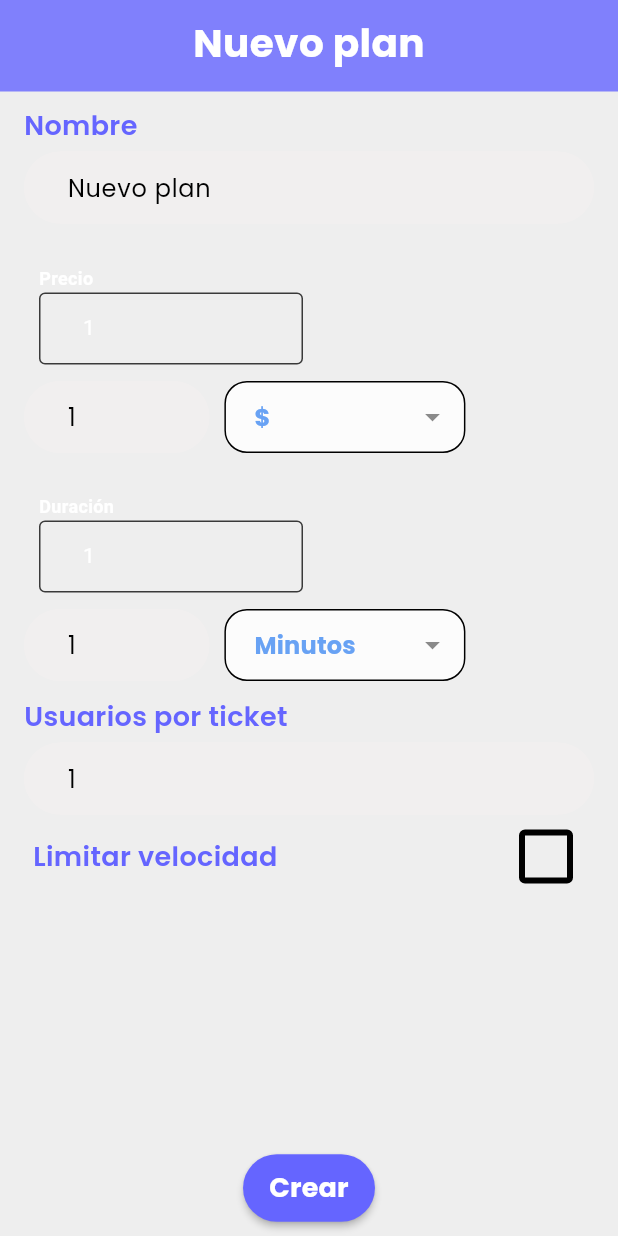
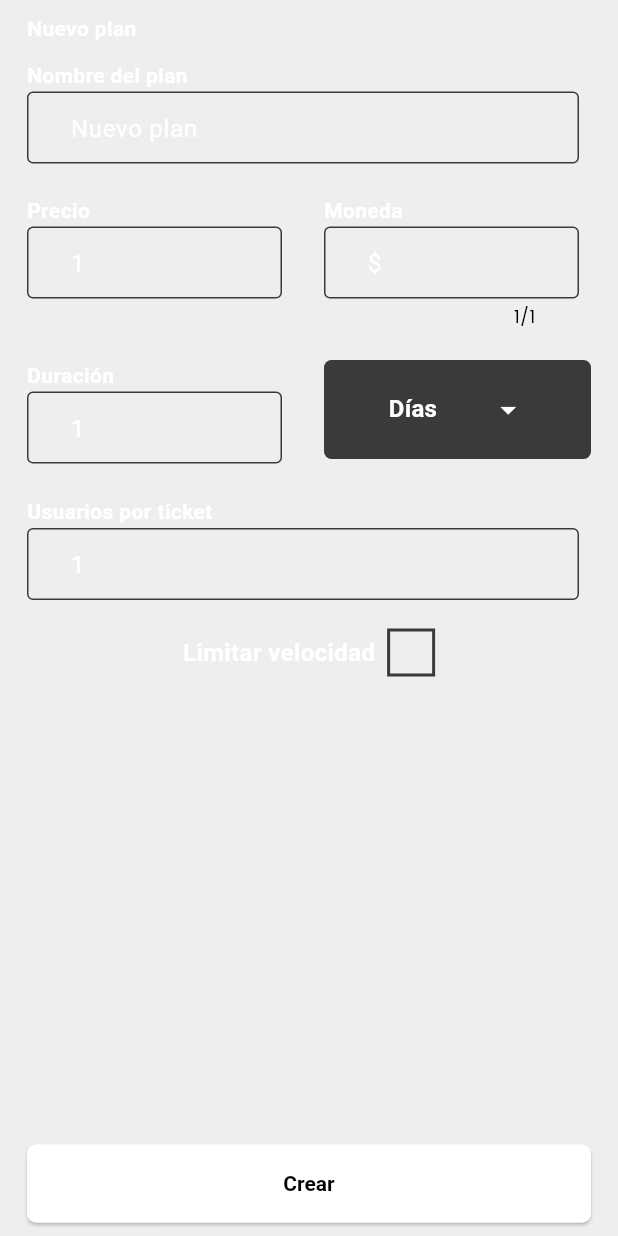
Before and after one commit to LuisDiazDev/tickets, a Flutter app: the FormNewProfileWidget widget shown alone on an empty page, opened directly with empty values, on a phone screen of 412 x 824 dp. Run offline on Flutter 3.47's test engine with Material 3 defaults, Android fonts, the phone set to English and light mode, and no system bars; our stand-ins replace badges, bloc, connectivity_plus, device_info, dropdown_button2, equatable and 13 more; missing offline and left inert: aligned_dialog, flutter_esc_pos_utils, ftpconnect, network_info_plus, qr_mobile_vision; accounts and stored records are empty; network calls fail; Roboto replaces fonts that are missing (DDIN-Bold, DDin-Bold).

Commit message:
fixes 11 ene

```diff
--- a/lib/Data/Services/printer_service.dart
+++ b/lib/Data/Services/printer_service.dart
@@ -129,6 +129,7 @@ class PrinterService {
     if (configModel?.bluetoothDevice != null) {
       await configModel?.bluetoothDevice!.connect(
           timeout: const Duration(seconds: 10), mtu: null, autoConnect: true);
+      configModel!.bluetoothDevice = configModel.bluetoothDevice;
     }
   }
 
--- a/lib/Modules/Home/bloc/HomeBloc.dart
+++ b/lib/Modules/Home/bloc/HomeBloc.dart
@@ -47,6 +47,9 @@ class HomeBloc extends Bloc<HomeEvent, HomeState> {
         }
         if (state.currentUser != "" ||
             (sessionCubit.state.cfg?.bluetoothDevice?.isConnected ?? false)) {
+          sessionCubit.changeState(sessionCubit.state.copyWith(
+              configModel: sessionCubit.state.cfg!
+                  .copyWith(bluetoothDevice: sessionCubit.state.cfg?.bluetoothDevice)));
           final user = state.currentUser != "" ? state.currentUser : event.name;
           late Response r;
           try {
--- a/lib/Modules/Profiles/widget/form_new_profile.dart
+++ b/lib/Modules/Profiles/widget/form_new_profile.dart
@@ -2,11 +2,11 @@ import 'package:StarTickera/models/profile_metadata_model.dart';
 import 'package:flutter/material.dart';
 import 'package:gap/gap.dart';
 
-import '../../../Core/Values/Colors.dart';
-import '../../../Widgets/check_box.dart';
-import '../../../Widgets/custom_dropdown.dart';
-import '../../../Widgets/custom_text_field.dart';
-import '../../../models/config_model.dart';
+import '../../../Widgets/starlink/button.dart';
+import '../../../Widgets/starlink/checkbox.dart';
+import '../../../Widgets/starlink/dropdown.dart';
+import '../../../Widgets/starlink/section_title.dart';
+import '../../../Widgets/starlink/text_field.dart';
 import '../../../models/profile_model.dart';
 import '../bloc/ProfileBloc.dart';
 import '../bloc/ProfileEvents.dart';
@@ -15,7 +15,9 @@ class FormNewProfileWidget extends StatefulWidget {
   final ProfileModel? current;
   final ProfileBloc bloc;
   final bool newProfile;
-  const FormNewProfileWidget({super.key, this.current, required this.bloc,this.newProfile=false});
+
+  const FormNewProfileWidget(
+      {super.key, this.current, required this.bloc, this.newProfile = false});
 
   @override
   State<FormNewProfileWidget> createState() => _FormNewProfileWidgetState();
@@ -26,12 +28,10 @@ class _FormNewProfileWidgetState extends State<FormNewProfileWidget> {
   String numberOfSharedUserPerTicket = "1",
       initialDurationUnit = "d",
       initialCurrency = "S",
-      initialDurationD = "m",
       durationT = "1",
       price = "1",
       currency = "\$",
       limitUpload = "1",
-      limitDownloadMb="0",
       limitDownload = "1";
 
   bool limitSpeed = false;
@@ -42,27 +42,27 @@ class _FormNewProfileWidgetState extends State<FormNewProfileWidget> {
     super.initState();
     profile = widget.current ?? ProfileModel(name: "Nuevo plan");
     if (widget.current != null) {
-      String currentPrice = profile.metadata?.price.toString() ?? "";
-      initialCurrency = currentPrice.split(RegExp(r"[0-9]")).last;
-      if (initialCurrency == "") {
-        initialCurrency = "S";
-      }
-
-      initialDurationUnit = profile.metadata!.usageTime.toString();
-      var num = initialDurationUnit.replaceAll(RegExp(r"\D"), "");
-      initialDurationD = initialDurationUnit.replaceAll(num, "");
-      price = currentPrice.replaceAll(initialCurrency, "");
-      durationT = num.toString();
-      limitSpeed =
-          widget.current?.rateLimit != null && widget.current!.rateLimit != "";
-      if (limitSpeed) {
-        var str = widget.current!.rateLimit!
-            .toLowerCase()
-            .replaceAll("m", "")
-            .split("/");
-        limitDownload = str.first;
-        limitUpload = str.last;
-      }
+      // String currentPrice = profile.metadata?.price.toString() ?? "";
+      // initialCurrency = currentPrice.split(RegExp(r"[0-9]")).last;
+      // if (initialCurrency == "") {
+      //   initialCurrency = "S";
+      // }
+      //
+      // initialDurationUnit = profile.metadata!.usageTime.toString();
+      // var num = initialDurationUnit.replaceAll(RegExp(r"\D"), "");
+      // initialDurationUnit = initialDurationUnit.replaceAll(num, "");
+      // price = currentPrice.replaceAll(initialCurrency, "");
+      // durationT = num.toString();
+      // limitSpeed =
+      //     widget.current?.rateLimit != null && widget.current!.rateLimit != "";
+      // if (limitSpeed) {
+      //   var str = widget.current!.rateLimit!
+      //       .toLowerCase()
+      //       .replaceAll("m", "")
+      //       .split("/");
+      //   limitDownload = str.first;
+      //   limitUpload = str.last;
+      // }
     }
   }
 
@@ -70,106 +70,128 @@ class _FormNewProfileWidgetState extends State<FormNewProfileWidget> {
   Widget build(BuildContext context) {
     return Form(
         key: _formKey,
-        child: Column(
-          mainAxisSize: MainAxisSize.min,
-          mainAxisAlignment: MainAxisAlignment.start,
-          children: [
-            Container(
-              color: ColorsApp.secondary.withOpacity(.8),
-              width: double.infinity,
+        child: Padding(
+          padding: const EdgeInsets.all(8.0),
           child: Column(
             children: [
-                  const Gap(10),
-                  Text(
-                    profile.name??"",
-                    style: const TextStyle(
-                        color: ColorsApp.primary,
-                        fontFamily: 'poppins_bold',
-                        fontWeight: FontWeight.w600,
-                        fontSize: 26),
+              // Encaabezado
+              StarlinkSectionTitle(
+                title: profile.name ?? "",
               ),
-                  const Gap(14),
+              StarlinkTextField(
+                onChanged: (str) {
+                  profile.name = str;
+                },
+                title: "Nombre del plan",
+                initialValue: profile.name ?? "",
+                textHint: "Nombre del plan",
+              ),
+
+              Row(
+                crossAxisAlignment: CrossAxisAlignment.start,
+                children: [
+                  Expanded(
+                    child: StarlinkTextField(
+                      title: "Precio",
+                      onChanged: (str) {
+                        price = str ?? "1";
+                      },
+                      keyboardType:
+                          const TextInputType.numberWithOptions(decimal: true),
+                      initialValue: price,
+                      textHint: "Precio del plan",
+                      // item: ConfigModel.settings["currency"] ?? [],
+                    ),
+                  ),
+                  Expanded(
+                    child: StarlinkTextField(
+                      title: "Moneda",
+                      maxLength: 1,
+                      onChanged: (str) {
+                        currency = str;
+                      },
+                      initialValue: currency,
+                      textHint: "Moneda del plan",
+                    ),
+                  ),
                 ],
               ),
+              Row(
+                crossAxisAlignment: CrossAxisAlignment.start,
+                children: [
+                  Expanded(
+                    child: StarlinkTextField(
+                      title: "Duración",
+                      onChanged: (str) {
+                        durationT = str;
+                      },
+                      initialValue: durationT,
+                      keyboardType: TextInputType.number,
+                      textHint: "Duración del plan",
                     ),
-            CustomTextField(
+                  ),
+                  Expanded(
+                    child: StarlinkDropdown(
                       onChanged: (str) {
-                profile.name = str ?? "";
+                        initialDurationUnit = str![0].toLowerCase();
                       },
-              title: "Nombre",
-              initialValue: profile.name??"",
+                      values: const ["Minutos", "Horas", "Días", "Semanas"],
+                      initialValue: mapDurationUnit(initialDurationUnit),
                     ),
-            const Gap(8),
-            CustomDropDown(
-              onChange: (str) {
-                price = str ?? "1";
-              },
-              keyboard:
-                  const TextInputType.numberWithOptions(decimal: true),
-              title: "Precio",
-              initialDropdown: initialCurrency,
-              initialString: price,
-              item: ConfigModel.settings["currency"] ?? [],
                   ),
-            const Gap(7),
-            CustomDropDown(
-              onChange: (str) {
-                durationT = str ?? durationT[durationT.length - 1];
-              },
-              initialString: durationT,
-
-              keyboard: TextInputType.number,
-              title: "Duración",
-              initialDropdown: initialDurationD,
-              item: ConfigModel.settings["range-datetime"] ?? [],
+                ],
               ),
               const Gap(1),
-            CustomTextField(
+              StarlinkTextField(
+                title: "Usuarios por ticket",
                 onChanged: (str) {
                   numberOfSharedUserPerTicket = str ?? "1";
                 },
-              keyboard: TextInputType.number,
-              title: "Usuarios por ticket",
+                keyboardType: TextInputType.number,
                 initialValue: numberOfSharedUserPerTicket,
+                textHint: "Número de usuarios por ticket",
               ),
-            CheckBoxControl(
-              title: "Limitar velocidad",
-              checked: limitSpeed,
+              const Gap(8),
+              StarlinkCheckBox(
+                title: 'Limitar velocidad',
+                initialState: limitSpeed,
                 onChanged: (check) {
                   setState(() {
-                  limitSpeed = check;
+                    limitSpeed = check!;
                   });
                 },
               ),
               Visibility(
                 visible: limitSpeed,
-              child: CustomTextField(
-                leathig: "MBs",
+                child: StarlinkTextField(
+                  title: "Bajada",
+                  textSuffix: "MBs",
                   onChanged: (str) {
-                  limitDownload = str!;
+                    limitDownload = str;
                   },
-                keyboard: TextInputType.number,
-                title: "Bajada",
+                  keyboardType: TextInputType.number,
                   initialValue: limitDownload,
+                  textHint: 'Velocidad de bajada',
                 ),
               ),
               Visibility(
                 visible: limitSpeed,
-              child: CustomTextField(
-                leathig: "MBs",
+                child: StarlinkTextField(
+                  title: "Subida",
+                  textSuffix: "MBs",
                   onChanged: (str) {
-                  limitUpload = str!;
+                    limitUpload = str;
                   },
-                title: "Subida",
-                keyboard: TextInputType.number,
+                  keyboardType: TextInputType.number,
                   initialValue: limitUpload,
+                  textHint: 'Velocidad de subida',
                 ),
               ),
               const Spacer(),
-            MaterialButton(
-              height: 45,
-              shape: const StadiumBorder(),
-              color: ColorsApp.secondary,
+              StarlinkButton(
+                text: widget.current != null && !widget.newProfile
+                    ? "Modificar"
+                    : 'Crear',
                 onPressed: () {
                   if (_formKey.currentState!.validate()) {
                     _formKey.currentState!.save();
@@ -180,13 +202,12 @@ class _FormNewProfileWidgetState extends State<FormNewProfileWidget> {
                   if (price == "1") {
                     price = "1S";
                   }
-                profile.onLogin = '{local voucher \$user; :if ([/system scheduler find name=\$voucher]="") do={/system scheduler add comment=\$voucher name=\$voucher interval=$durationT on-event="/ip hotspot active remove [find user=\$voucher]\r\n/ip hotspot user remove [find name=\$voucher]\r\n/system schedule remove [find name=\$voucher]"}}';
                   profile.sharedUsers = numberOfSharedUserPerTicket;
                   profile.rateLimit = limitSpeed
                       ? "${limitDownload.toUpperCase()}M/${limitUpload.toUpperCase()}M"
                       : "";
                   if (widget.current != null) {
-                  if(widget.newProfile){
+                    if (widget.newProfile) {
                       var p = price.substring(0, price.length - 1);
                       profile.metadata = ProfileMetadata(
                         hotspot: "",
@@ -201,7 +222,7 @@ class _FormNewProfileWidgetState extends State<FormNewProfileWidget> {
                         isNumericPassword: true,
                       );
                       widget.bloc.add(NewProfile(profile, durationT));
-                  }else{
+                    } else {
                       var p = price.substring(0, price.length - 1);
                       profile.metadata = ProfileMetadata(
                         hotspot: "",
@@ -235,17 +256,24 @@ class _FormNewProfileWidgetState extends State<FormNewProfileWidget> {
                   }
                   Navigator.of(context).pop();
                 },
-              child: Text(
-                widget.current != null && !widget.newProfile ?"Modificar" : 'Crear',
-                style: const TextStyle(
-                    color: ColorsApp.primary,
-                    fontFamily: "poppins_bold",
-                    fontWeight: FontWeight.w600,
-                    fontSize: 18),
               ),
+            ],
           ),
-            const Gap(8),
-          ],
         ));
   }
+
+  String mapDurationUnit(String str) {
+    switch (str) {
+      case "m":
+        return "Minutos";
+      case "h":
+        return "Horas";
+      case "d":
+        return "Días";
+      case "s":
+        return "Semanas";
+      default:
+        throw Exception("Invalid duration unit");
     }
+  }
+}
--- a/lib/Widgets/starlink/text_field.dart
+++ b/lib/Widgets/starlink/text_field.dart
@@ -37,7 +37,7 @@ class StarlinkTextField extends StatelessWidget {
             style: const TextStyle(
               fontWeight: FontWeight.bold,
               color: StarlinkColors.white,
-              fontSize: 12.0,
+              fontSize: 14.0,
               // bold
               fontFamily: 'DDIN-Bold',
             ),
@@ -53,7 +53,7 @@ class StarlinkTextField extends StatelessWidget {
                   keyboardType: keyboardType,
                   style: const TextStyle(
                     color: StarlinkColors.white,
-                    fontSize: 14.0,
+                    fontSize: 16.0,
                     // bold
                     fontFamily: 'DDIN-Bold',
                   ),
@@ -61,7 +61,7 @@ class StarlinkTextField extends StatelessWidget {
                     hintText: textHint,
                     hintStyle: const TextStyle(
                       color: StarlinkColors.gray,
-                      fontSize: 12.0,
+                      fontSize: 14.0,
                       // bold
                       fontFamily: 'DDIN-Bold',
                     ),
@@ -84,21 +84,21 @@ class StarlinkTextField extends StatelessWidget {
                 ),
               ),
               const SizedBox(width: 8.0),
-              Expanded(
-                child: Visibility(
-                  visible: textSuffix.isNotEmpty,
+              Visibility(
+                visible: textSuffix.isNotEmpty,
+                child: Expanded(
                   child: Text(
                     textSuffix,
                     style: const TextStyle(
                       fontWeight: FontWeight.bold,
                       color: StarlinkColors.white,
-                      fontSize: 14.0,
+                      fontSize: 16.0,
                       // bold
                       fontFamily: 'DDIN-Bold',
                     ),
                   ),
                 ),
-              ),
+              )
             ],
 
           ),
@@ -109,7 +109,7 @@ class StarlinkTextField extends StatelessWidget {
               style: const TextStyle(
                 fontWeight: FontWeight.bold,
                 color: StarlinkColors.red,
-                fontSize: 14.0,
+                fontSize: 16.0,
                 // bold
                 fontFamily: 'DDIN',
               ),
```
Also changed, not shown: lib/Modules/MyTickets/widgets/TicketWidget.dart (+8 -0 lines), lib/Modules/Session/SessionCubit.dart (+10 -4 lines), lib/Modules/settings/print_setting.dart (+62 -47 lines). Lines whose indentation alone changed are shown as unchanged.
